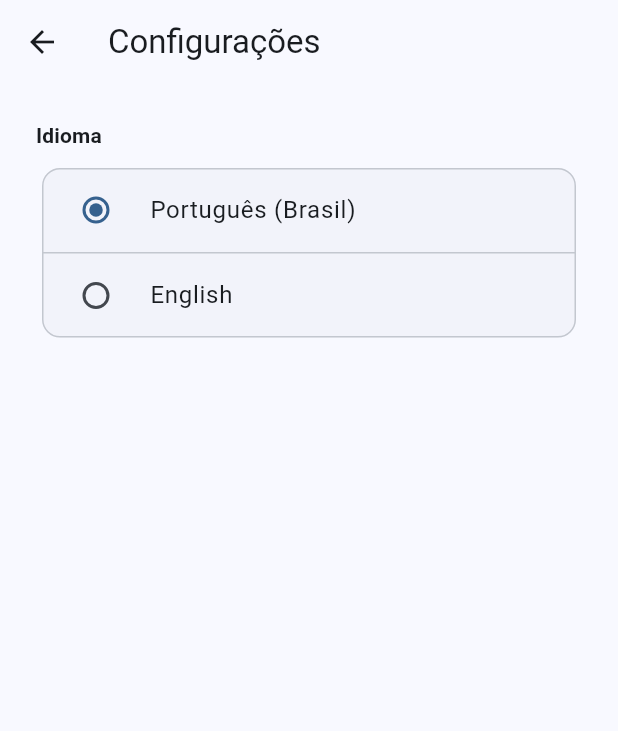
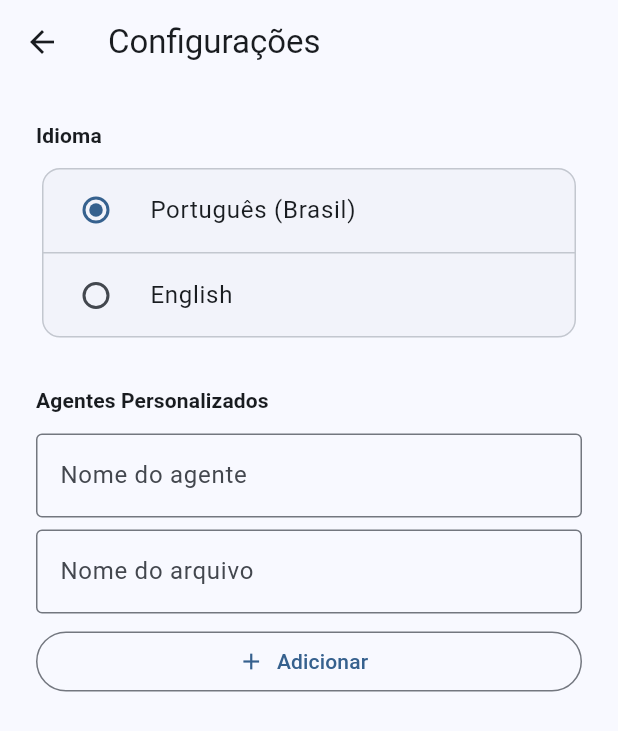
Before and after one commit to romulofer/cyberfox, a Flutter app: the screen it shows after launch, after a tap on the "settings" icon, on a phone screen of 412 x 824 dp. Shown: the top 731 px of the screen. Run offline on Flutter 3.47's test engine with Material 3 defaults, Android fonts, the phone set to English and light mode, and no system bars; our stand-ins replace file_picker, flutter_markdown.

Commit message:
fix: fixed localisation issues. feat: added custom agents

```diff
--- a/lib/core/generators/markdown_generator.dart
+++ b/lib/core/generators/markdown_generator.dart
@@ -1,6 +1,8 @@
+import '../l10n/app_strings.dart';
 import '../models/project_config.dart';
 import '../templates/base_template.dart';
 
 class MarkdownGenerator {
-  String generate(ProjectConfig config) => buildProjectTemplate(config);
+  String generate(ProjectConfig config, AppStrings strings) =>
+      buildProjectTemplate(config, strings);
 }
--- a/lib/core/l10n/app_strings.dart
+++ b/lib/core/l10n/app_strings.dart
@@ -57,11 +57,32 @@ class AppStrings {
   final String clearDialogConfirm;
   final String clearDialogCancel;
 
-  // Settings page
+  // Settings page — language
   final String settingsTitle;
   final String settingsLanguage;
   final String languagePtBR;
   final String languageEn;
+
+  // Generated markdown headings
+  final String mdProjectOverview;
+  final String mdTechStack;
+  final String mdTechCategory;
+  final String mdTechTechnology;
+  final String mdTechVersionNotes;
+  final String mdSetupCommands;
+  final String mdSetupCommand;
+  final String mdSetupDescription;
+  final String mdCoreFeatures;
+  final String mdAcceptanceCriteria;
+  final String mdWhatNotToDo;
+  final String mdDocumentationReferences;
+
+  // Settings page — custom agents
+  final String sectionCustomAgents;
+  final String fieldAgentName;
+  final String hintAgentName;
+  final String fieldAgentFilename;
+  final String hintAgentFilename;
 
   AppStrings._({
     required this.saving,
@@ -108,6 +129,23 @@ class AppStrings {
     required this.settingsLanguage,
     required this.languagePtBR,
     required this.languageEn,
+    required this.mdProjectOverview,
+    required this.mdTechStack,
+    required this.mdTechCategory,
+    required this.mdTechTechnology,
+    required this.mdTechVersionNotes,
+    required this.mdSetupCommands,
+    required this.mdSetupCommand,
+    required this.mdSetupDescription,
+    required this.mdCoreFeatures,
+    required this.mdAcceptanceCriteria,
+    required this.mdWhatNotToDo,
+    required this.mdDocumentationReferences,
+    required this.sectionCustomAgents,
+    required this.fieldAgentName,
+    required this.hintAgentName,
+    required this.fieldAgentFilename,
+    required this.hintAgentFilename,
   });
 
   static final ptBR = AppStrings._(
@@ -157,6 +195,23 @@ class AppStrings {
     settingsLanguage: 'Idioma',
     languagePtBR: 'Português (Brasil)',
     languageEn: 'English',
+    mdProjectOverview: 'Visão Geral do Projeto',
+    mdTechStack: 'Tech Stack',
+    mdTechCategory: 'Categoria',
+    mdTechTechnology: 'Tecnologia',
+    mdTechVersionNotes: 'Versão / Notas',
+    mdSetupCommands: 'Comandos de Setup',
+    mdSetupCommand: 'Comando',
+    mdSetupDescription: 'Descrição',
+    mdCoreFeatures: 'Funcionalidades Principais',
+    mdAcceptanceCriteria: 'Critérios de Aceite',
+    mdWhatNotToDo: 'O Que Não Fazer',
+    mdDocumentationReferences: 'Documentações de Referência',
+    sectionCustomAgents: 'Agentes Personalizados',
+    fieldAgentName: 'Nome do agente',
+    hintAgentName: 'Meu Agente',
+    fieldAgentFilename: 'Nome do arquivo',
+    hintAgentFilename: 'MEUAGENTE.md',
   );
 
   static final en = AppStrings._(
@@ -206,5 +261,22 @@ class AppStrings {
     settingsLanguage: 'Language',
     languagePtBR: 'Português (Brasil)',
     languageEn: 'English',
+    mdProjectOverview: 'Project Overview',
+    mdTechStack: 'Tech Stack',
+    mdTechCategory: 'Category',
+    mdTechTechnology: 'Technology',
+    mdTechVersionNotes: 'Version / Notes',
+    mdSetupCommands: 'Setup Commands',
+    mdSetupCommand: 'Command',
+    mdSetupDescription: 'Description',
+    mdCoreFeatures: 'Core Features',
+    mdAcceptanceCriteria: 'Acceptance Criteria',
+    mdWhatNotToDo: 'What Not To Do',
+    mdDocumentationReferences: 'Documentation References',
+    sectionCustomAgents: 'Custom Agents',
+    fieldAgentName: 'Agent name',
+    hintAgentName: 'My Agent',
+    fieldAgentFilename: 'Filename',
+    hintAgentFilename: 'MYAGENT.md',
   );
 }
--- a/lib/core/settings/app_settings.dart
+++ b/lib/core/settings/app_settings.dart
@@ -1,13 +1,19 @@
 import 'package:flutter/widgets.dart';
 
 import '../l10n/app_strings.dart';
+import '../models/ai_target.dart';
 
 enum AppLanguage { ptBR, en }
 
 class AppSettings extends ChangeNotifier {
   AppLanguage _language = AppLanguage.ptBR;
+  final List<AiTarget> _customAgents = [];
 
   AppLanguage get language => _language;
+
+  List<AiTarget> get customAgents => List.unmodifiable(_customAgents);
+
+  List<AiTarget> get allAgents => [...aiTargets, ..._customAgents];
 
   AppStrings get strings =>
       _language == AppLanguage.ptBR ? AppStrings.ptBR : AppStrings.en;
@@ -15,6 +21,16 @@ class AppSettings extends ChangeNotifier {
   void setLanguage(AppLanguage lang) {
     if (_language == lang) return;
     _language = lang;
+    notifyListeners();
+  }
+
+  void addCustomAgent(AiTarget agent) {
+    _customAgents.add(agent);
+    notifyListeners();
+  }
+
+  void removeCustomAgent(AiTarget agent) {
+    _customAgents.remove(agent);
     notifyListeners();
   }
 }
--- a/lib/core/templates/base_template.dart
+++ b/lib/core/templates/base_template.dart
@@ -1,74 +1,68 @@
+import '../l10n/app_strings.dart';
 import '../models/project_config.dart';
 
-String buildProjectTemplate(ProjectConfig config) {
+String buildProjectTemplate(ProjectConfig config, AppStrings s) {
   final b = StringBuffer();
 
-  // Project Overview
   b.writeln('# ${config.projectName}');
   b.writeln();
-  b.writeln('## Project Overview');
+  b.writeln('## ${s.mdProjectOverview}');
   b.writeln();
   if (config.description.isNotEmpty) b.writeln(config.description);
 
-  // Tech Stack
   if (config.techStack.isNotEmpty) {
     b.writeln();
-    b.writeln('## Tech Stack');
+    b.writeln('## ${s.mdTechStack}');
     b.writeln();
-    b.writeln('| Category | Technology | Version / Notes |');
+    b.writeln('| ${s.mdTechCategory} | ${s.mdTechTechnology} | ${s.mdTechVersionNotes} |');
     b.writeln('|----------|------------|-----------------|');
     for (final e in config.techStack) {
       b.writeln('| ${e.category} | ${e.technology} | ${e.versionOrNotes} |');
     }
   }
 
-  // Setup Commands
   if (config.setupCommands.isNotEmpty) {
     b.writeln();
-    b.writeln('## Setup Commands');
+    b.writeln('## ${s.mdSetupCommands}');
     b.writeln();
-    b.writeln('| Command | Description |');
+    b.writeln('| ${s.mdSetupCommand} | ${s.mdSetupDescription} |');
     b.writeln('|---------|-------------|');
     for (final cmd in config.setupCommands) {
       b.writeln('| `${cmd.command}` | ${cmd.description} |');
     }
   }
 
-  // Core Features
   if (config.coreFeatures.isNotEmpty) {
     b.writeln();
     b.writeln();
-    b.writeln('## Core Features');
+    b.writeln('## ${s.mdCoreFeatures}');
     b.writeln();
     for (final f in config.coreFeatures) {
       b.writeln('- $f');
     }
   }
 
-  // Acceptance Criteria
   if (config.acceptanceCriteria.isNotEmpty) {
     b.writeln();
-    b.writeln('## Acceptance Criteria');
+    b.writeln('## ${s.mdAcceptanceCriteria}');
     b.writeln();
     for (final c in config.acceptanceCriteria) {
       b.writeln('- $c');
     }
   }
 
-  // What Not To Do
   if (config.whatNotToDo.isNotEmpty) {
     b.writeln();
-    b.writeln('## What Not To Do');
+    b.writeln('## ${s.mdWhatNotToDo}');
     b.writeln();
     for (final w in config.whatNotToDo) {
       b.writeln('- $w');
     }
   }
 
-  // Documentation References
   if (config.documentationReferences.isNotEmpty) {
     b.writeln();
-    b.writeln('## Documentation References');
+    b.writeln('## ${s.mdDocumentationReferences}');
     b.writeln();
     for (final ref in config.documentationReferences) {
       b.writeln('### ${ref.title}');
--- a/lib/features/home/home_page.dart
+++ b/lib/features/home/home_page.dart
@@ -27,6 +27,15 @@ class _HomePageState extends State<HomePage> {
   final _projectController = TextEditingController();
   final _descriptionController = TextEditingController();
   AiTarget _selectedAi = aiTargets.first;
+
+  @override
+  void didChangeDependencies() {
+    super.didChangeDependencies();
+    final all = AppSettingsScope.of(context).allAgents;
+    if (!all.contains(_selectedAi)) {
+      _selectedAi = all.first;
+    }
+  }
 
   // Tech stack
   final _techCategoryController = TextEditingController();
@@ -108,7 +117,7 @@ class _HomePageState extends State<HomePage> {
         documentationReferences: _docs,
       );
 
-  String get _markdown => MarkdownGenerator().generate(_config);
+  String _markdown(AppStrings s) => MarkdownGenerator().generate(_config, s);
 
   void _addTechEntry() {
     if (_techCategoryController.text.isEmpty ||
@@ -166,7 +175,7 @@ class _HomePageState extends State<HomePage> {
 
       final filename = _selectedAi.filename;
       final file = File('$directory/$filename');
-      await file.writeAsString(_markdown, encoding: utf8);
+      await file.writeAsString(_markdown(s), encoding: utf8);
 
       if (!mounted) return;
       ScaffoldMessenger.of(context).showSnackBar(
@@ -266,6 +275,8 @@ class _HomePageState extends State<HomePage> {
   }
 
   Widget _buildFormPanel(AppStrings s) {
+    final allAgents = AppSettingsScope.of(context).allAgents;
+
     return SingleChildScrollView(
       padding: const EdgeInsets.all(24),
       child: Column(
@@ -301,7 +312,7 @@ class _HomePageState extends State<HomePage> {
               value: _selectedAi,
               isExpanded: true,
               underline: const SizedBox.shrink(),
-              items: aiTargets
+              items: allAgents
                   .map((ai) => DropdownMenuItem(
                         value: ai,
                         child: Text('${ai.name}  —  ${ai.filename}'),
@@ -485,7 +496,7 @@ class _HomePageState extends State<HomePage> {
   }
 
   Widget _buildPreviewPanel(AppStrings s) {
-    final markdown = _markdown;
+    final markdown = _markdown(s);
     final colorScheme = Theme.of(context).colorScheme;
 
     if (markdown.trim().isEmpty) {
--- a/lib/features/settings/settings_page.dart
+++ b/lib/features/settings/settings_page.dart
@@ -1,14 +1,40 @@
 import 'package:flutter/material.dart';
 
+import '../../core/models/ai_target.dart';
 import '../../core/settings/app_settings.dart';
 
-class SettingsPage extends StatelessWidget {
+class SettingsPage extends StatefulWidget {
   const SettingsPage({super.key});
+
+  @override
+  State<SettingsPage> createState() => _SettingsPageState();
+}
+
+class _SettingsPageState extends State<SettingsPage> {
+  final _nameController = TextEditingController();
+  final _filenameController = TextEditingController();
+
+  @override
+  void dispose() {
+    _nameController.dispose();
+    _filenameController.dispose();
+    super.dispose();
+  }
+
+  void _addAgent(AppSettings settings) {
+    final name = _nameController.text.trim();
+    final filename = _filenameController.text.trim();
+    if (name.isEmpty || filename.isEmpty) return;
+    settings.addCustomAgent(AiTarget(name: name, filename: filename));
+    _nameController.clear();
+    _filenameController.clear();
+  }
 
   @override
   Widget build(BuildContext context) {
     final settings = AppSettingsScope.of(context);
     final s = settings.strings;
+    final colorScheme = Theme.of(context).colorScheme;
 
     return Scaffold(
       appBar: AppBar(title: Text(s.settingsTitle)),
@@ -18,6 +44,7 @@ class SettingsPage extends StatelessWidget {
           child: ListView(
             padding: const EdgeInsets.all(24),
             children: [
+              // ── Language ────────────────────────────────────────────────
               Text(
                 s.settingsLanguage,
                 style: Theme.of(context)
@@ -30,9 +57,7 @@ class SettingsPage extends StatelessWidget {
                 elevation: 0,
                 shape: RoundedRectangleBorder(
                   borderRadius: BorderRadius.circular(12),
-                  side: BorderSide(
-                    color: Theme.of(context).colorScheme.outlineVariant,
-                  ),
+                  side: BorderSide(color: colorScheme.outlineVariant),
                 ),
                 child: RadioGroup<AppLanguage>(
                   groupValue: settings.language,
@@ -45,10 +70,7 @@ class SettingsPage extends StatelessWidget {
                         title: Text(s.languagePtBR),
                         value: AppLanguage.ptBR,
                       ),
-                      Divider(
-                        height: 1,
-                        color: Theme.of(context).colorScheme.outlineVariant,
-                      ),
+                      Divider(height: 1, color: colorScheme.outlineVariant),
                       RadioListTile<AppLanguage>(
                         title: Text(s.languageEn),
                         value: AppLanguage.en,
@@ -57,6 +79,79 @@ class SettingsPage extends StatelessWidget {
                   ),
                 ),
               ),
+
+              const SizedBox(height: 28),
+
+              // ── Custom Agents ────────────────────────────────────────────
+              Text(
+                s.sectionCustomAgents,
+                style: Theme.of(context)
+                    .textTheme
+                    .labelLarge
+                    ?.copyWith(fontWeight: FontWeight.bold),
+              ),
+              const SizedBox(height: 12),
+              TextField(
+                controller: _nameController,
+                decoration: InputDecoration(
+                  labelText: s.fieldAgentName,
+                  hintText: s.hintAgentName,
+                  border: const OutlineInputBorder(),
+                ),
+              ),
+              const SizedBox(height: 8),
+              TextField(
+                controller: _filenameController,
+                onSubmitted: (_) => _addAgent(settings),
+                decoration: InputDecoration(
+                  labelText: s.fieldAgentFilename,
+                  hintText: s.hintAgentFilename,
+                  border: const OutlineInputBorder(),
+                ),
+              ),
+              const SizedBox(height: 8),
+              SizedBox(
+                width: double.infinity,
+                child: OutlinedButton.icon(
+                  onPressed: () => _addAgent(settings),
+                  icon: const Icon(Icons.add, size: 18),
+                  label: Text(s.add),
+                ),
+              ),
+              if (settings.customAgents.isNotEmpty) ...[
+                const SizedBox(height: 12),
+                Card(
+                  elevation: 0,
+                  shape: RoundedRectangleBorder(
+                    borderRadius: BorderRadius.circular(12),
+                    side: BorderSide(color: colorScheme.outlineVariant),
+                  ),
+                  child: Column(
+                    children: [
+                      for (int i = 0; i < settings.customAgents.length; i++) ...[
+                        if (i > 0)
+                          Divider(height: 1, color: colorScheme.outlineVariant),
+                        ListTile(
+                          title: Text(settings.customAgents[i].name),
+                          subtitle: Text(
+                            settings.customAgents[i].filename,
+                            style: TextStyle(
+                              fontFamily: 'monospace',
+                              fontSize: 12,
+                              color: colorScheme.onSurfaceVariant,
+                            ),
+                          ),
+                          trailing: IconButton(
+                            icon: const Icon(Icons.delete_outline, size: 20),
+                            onPressed: () => settings
+                                .removeCustomAgent(settings.customAgents[i]),
+                          ),
+                        ),
+                      ],
+                    ],
+                  ),
+                ),
+              ],
             ],
           ),
         ),
```
Also changed, not shown: 2 other files.
